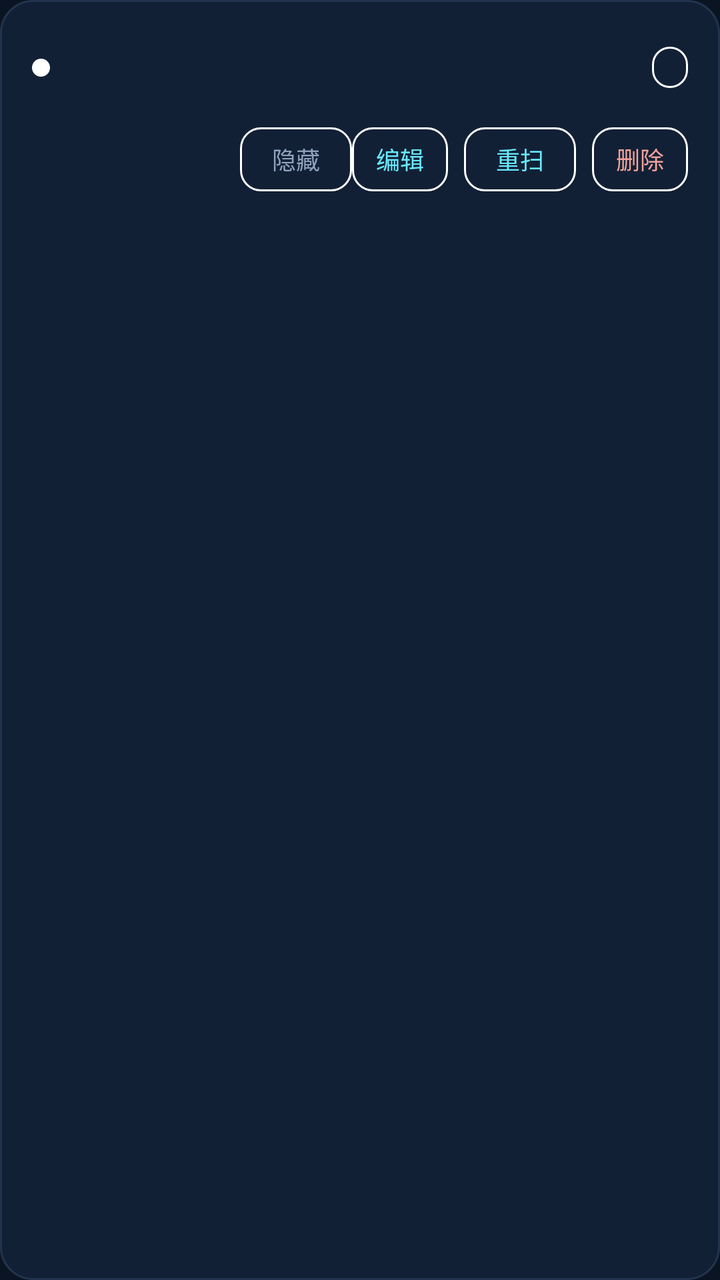
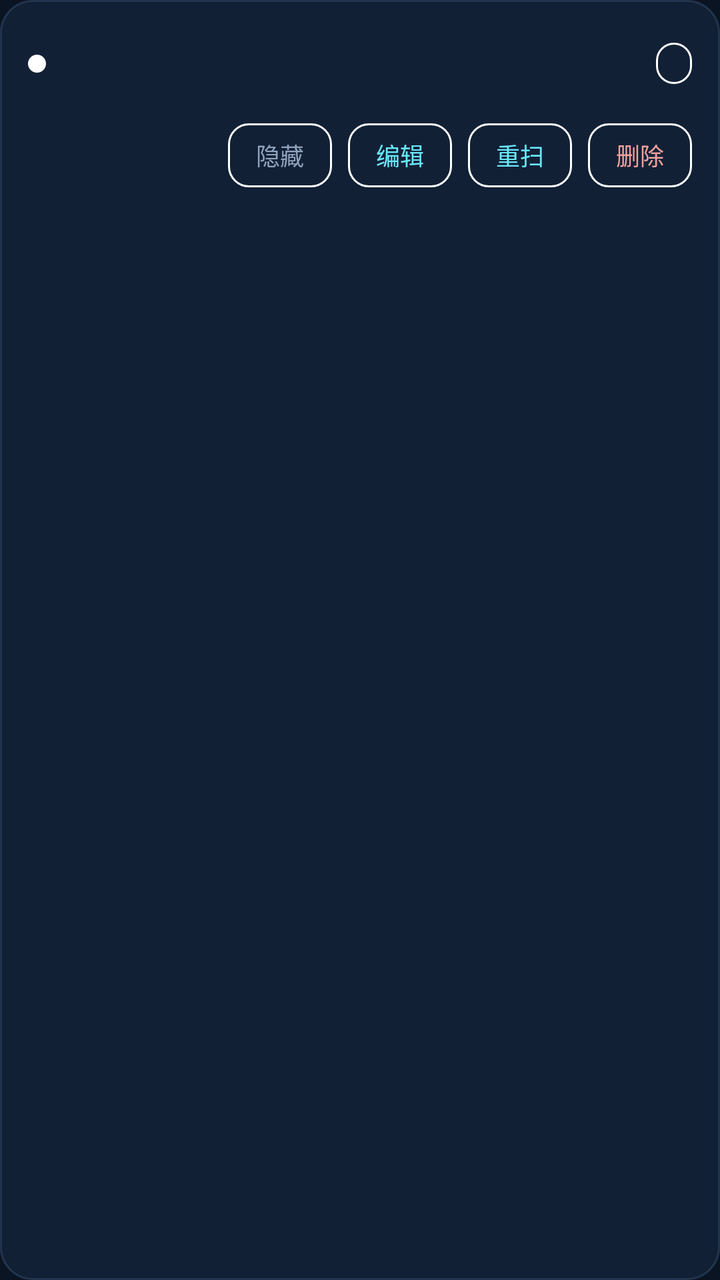

Two renders of the same Android screen: before a commit and after it. Below are the layout's source before the change and the commit's diff.
<!-- AndroidManifest.xml: application theme Theme.GazeReel -->
<!-- res/layout/item_source.xml -->
<?xml version="1.0" encoding="utf-8"?>
<LinearLayout xmlns:android="http://schemas.android.com/apk/res/android"
    android:layout_width="match_parent"
    android:layout_height="wrap_content"
    android:layout_marginBottom="8dp"
    android:minHeight="58dp"
    android:orientation="vertical"
    android:background="@drawable/bg_setup_box">

    <LinearLayout
        android:layout_width="match_parent"
        android:layout_height="wrap_content"
        android:orientation="horizontal"
        android:gravity="center_vertical">

        <View
            android:id="@+id/sourceDot"
            android:layout_width="9dp"
            android:layout_height="9dp"
            android:layout_marginEnd="12dp"
            android:background="@drawable/bg_setup_dot" />

        <LinearLayout
            android:layout_width="0dp"
            android:layout_height="wrap_content"
            android:layout_weight="1"
            android:orientation="vertical">

            <TextView
                android:id="@+id/sourceTitle"
                android:layout_width="match_parent"
                android:layout_height="wrap_content"
                android:textSize="14sp"
                android:textStyle="bold"
                android:maxLines="1"
                android:ellipsize="middle"
                android:textColor="@color/setup_text" />

            <TextView
                android:id="@+id/sourceSubtitle"
                android:layout_width="match_parent"
                android:layout_height="wrap_content"
                android:layout_marginTop="2dp"
                android:textSize="11sp"
                android:maxLines="1"
                android:ellipsize="middle"
                android:textColor="@color/setup_muted" />
        </LinearLayout>

        <TextView
            android:id="@+id/sourceChip"
            android:layout_width="wrap_content"
            android:layout_height="wrap_content"
            android:layout_marginStart="10dp"
            android:background="@drawable/bg_setup_chip"
            android:textSize="11sp"
            android:textColor="@color/setup_muted" />
    </LinearLayout>

    <LinearLayout
        android:layout_width="match_parent"
        android:layout_height="wrap_content"
        android:layout_marginTop="12dp"
        android:orientation="horizontal"
        android:gravity="end">

        <View
            android:layout_width="0dp"
            android:layout_height="1dp"
            android:layout_weight="1" />

        <TextView
            android:id="@+id/sourceHide"
            android:layout_width="wrap_content"
            android:layout_height="wrap_content"
            android:minWidth="56dp"
            android:minHeight="32dp"
            android:gravity="center"
            android:background="@drawable/bg_setup_chip"
            android:text="@string/setup_hide"
            android:textSize="12sp"
            android:textColor="@color/setup_muted" />

        <TextView
            android:id="@+id/sourceEdit"
            android:layout_width="wrap_content"
            android:layout_height="wrap_content"
            android:minWidth="48dp"
            android:minHeight="32dp"
            android:gravity="center"
            android:background="@drawable/bg_setup_chip"
            android:text="@string/setup_edit"
            android:textSize="12sp"
            android:textColor="@color/setup_cyan" />

        <TextView
            android:id="@+id/sourceRescan"
            android:layout_width="wrap_content"
            android:layout_height="wrap_content"
            android:layout_marginStart="8dp"
            android:minWidth="56dp"
            android:minHeight="32dp"
            android:gravity="center"
            android:background="@drawable/bg_setup_chip"
            android:text="@string/setup_rescan"
            android:textSize="12sp"
            android:textColor="@color/setup_cyan" />

        <TextView
            android:id="@+id/sourceDelete"
            android:layout_width="wrap_content"
            android:layout_height="wrap_content"
            android:layout_marginStart="8dp"
            android:minWidth="48dp"
            android:minHeight="32dp"
            android:gravity="center"
            android:background="@drawable/bg_setup_chip"
            android:text="@string/setup_delete"
            android:textSize="12sp"
            android:textColor="@color/setup_err" />
    </LinearLayout>

</LinearLayout>
<!-- resources referenced by this layout -->
<resources>
  <color name="setup_cyan">#FF67E8F9</color>
  <color name="setup_err">#FFF0A29B</color>
  <color name="setup_muted">#FF8FA3BC</color>
  <color name="setup_text">#FFF2F6FB</color>
  <!-- drawable bg_setup_box (drawable) -->
  <?xml version="1.0" encoding="utf-8"?>
  <shape xmlns:android="http://schemas.android.com/apk/res/android" android:shape="rectangle">
      <solid android:color="@color/setup_card" />
      <stroke android:width="1dp" android:color="@color/setup_border" />
      <corners android:radius="16dp" />
      <padding android:left="16dp" android:top="16dp" android:right="16dp" android:bottom="16dp" />
  </shape>
  <!-- drawable bg_setup_chip (drawable) -->
  <?xml version="1.0" encoding="utf-8"?>
  <shape xmlns:android="http://schemas.android.com/apk/res/android" android:shape="rectangle">
      <solid android:color="@android:color/transparent" />
      <stroke android:width="1dp" android:color="#FFFFFFFF" />
      <corners android:radius="10dp" />
      <padding android:left="9dp" android:top="3dp" android:right="9dp" android:bottom="3dp" />
  </shape>
  <!-- drawable bg_setup_dot (drawable) -->
  <?xml version="1.0" encoding="utf-8"?>
  <shape xmlns:android="http://schemas.android.com/apk/res/android" android:shape="oval">
      <solid android:color="#FFFFFFFF" />
      <size android:width="9dp" android:height="9dp" />
  </shape>
  <string name="setup_delete">删除</string>
  <string name="setup_edit">编辑</string>
  <string name="setup_hide">隐藏</string>
  <string name="setup_rescan">重扫</string>
  <style name="Theme.GazeReel" parent="Theme.MaterialComponents.NoActionBar">
          <item name="colorPrimary">@color/brand_cyan</item>
          <item name="colorPrimaryDark">@color/setup_bg</item>
          <item name="colorAccent">@color/brand_cyan</item>
          <item name="android:colorBackground">@color/setup_bg</item>
          <item name="android:textColorPrimary">@color/setup_text</item>
          <item name="android:textColorHint">@color/setup_muted</item>
          <item name="android:windowLightStatusBar">false</item>
          <item name="android:statusBarColor">@color/setup_bg</item>
      </style>
  <color name="setup_card">#FF122036</color>
  <color name="setup_border">#FF22344D</color>
  <color name="brand_cyan">#FF67E8F9</color>
  <color name="setup_bg">#FF0B1422</color>
</resources>

<!-- the commit's change to res/layout/item_source.xml (unified diff, before → after) -->
@@ -4,6 +4,7 @@
     android:layout_height="wrap_content"
     android:layout_marginBottom="8dp"
     android:minHeight="58dp"
+    android:padding="14dp"
     android:orientation="vertical"
     android:background="@drawable/bg_setup_box">
 
@@ -64,16 +65,11 @@
         android:orientation="horizontal"
         android:gravity="end">
 
-        <View
-            android:layout_width="0dp"
-            android:layout_height="1dp"
-            android:layout_weight="1" />
-
         <TextView
             android:id="@+id/sourceHide"
             android:layout_width="wrap_content"
             android:layout_height="wrap_content"
-            android:minWidth="56dp"
+            android:minWidth="52dp"
             android:minHeight="32dp"
             android:gravity="center"
             android:background="@drawable/bg_setup_chip"
@@ -85,7 +81,8 @@
             android:id="@+id/sourceEdit"
             android:layout_width="wrap_content"
             android:layout_height="wrap_content"
-            android:minWidth="48dp"
+            android:layout_marginStart="8dp"
+            android:minWidth="52dp"
             android:minHeight="32dp"
             android:gravity="center"
             android:background="@drawable/bg_setup_chip"
@@ -98,7 +95,7 @@
             android:layout_width="wrap_content"
             android:layout_height="wrap_content"
             android:layout_marginStart="8dp"
-            android:minWidth="56dp"
+            android:minWidth="52dp"
             android:minHeight="32dp"
             android:gravity="center"
             android:background="@drawable/bg_setup_chip"
@@ -111,7 +108,7 @@
             android:layout_width="wrap_content"
             android:layout_height="wrap_content"
             android:layout_marginStart="8dp"
-            android:minWidth="48dp"
+            android:minWidth="52dp"
             android:minHeight="32dp"
             android:gravity="center"
             android:background="@drawable/bg_setup_chip"
